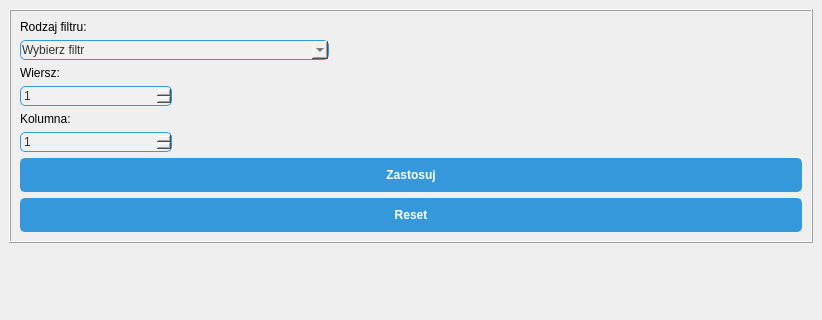
Before: the Qt Designer form 2d_dct_window.ui in dominik200029/Praca-dyplomowa, drawn with Qt 5; both pictures show x 0 to 822 and y 0 to 320 of the 822 by 1201 pixel window.
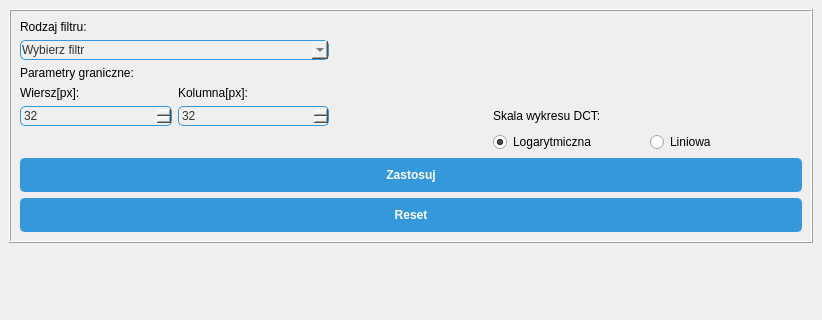
After: the same form once the commit is applied.

The edit to the form file:
```diff
--- a/2d_dct_window.ui
+++ b/2d_dct_window.ui
@@ -27,118 +27,6 @@
        <enum>QFrame::Raised</enum>
       </property>
       <layout class="QGridLayout" name="gridLayout_5">
-       <item row="9" column="0">
-        <widget class="QSpinBox" name="column">
-         <property name="styleSheet">
-          <string notr="true">QSpinBox
- {
-    /* Background color */
-    background-color: #f0f0f0;
-    /* Border */
-    border: 1px solid #3498db;
-    border-radius: 5px;
-    /* Text color */
-    color: #333;
-    /* Padding */
-    padding: 1px;
-}
-QSpinBox:disabled {
-    color: gray;           /* Text color when disabled */
-    background-color: #f0f0f0;  /* Background color when disabled */
-    border: 1px solid #d4d4d4; /* Border color when disabled */
-}</string>
-         </property>
-         <property name="minimum">
-          <number>1</number>
-         </property>
-         <property name="maximum">
-          <number>64</number>
-         </property>
-        </widget>
-       </item>
-       <item row="11" column="0" colspan="5">
-        <widget class="QPushButton" name="apply_button">
-         <property name="styleSheet">
-          <string notr="true">QPushButton {
-    /* Set the default appearance for the push button */
-    background-color: #3498db;
-    border: 2px solid #3498db;
-    border-radius: 5px;
-    color: #fff;
-    padding: 8px 12px;
-    font-weight: bold;
-}
-
-QPushButton:hover {
-    /* Change style when the mouse hovers over the button */
-    background-color: #207dbb;
-    border: 2px solid #207dbb;
-}
-
-QPushButton:pressed {
-    /* Change style when the button is pressed */
-    background-color: #266197;
-    border: 2px solid #266197;
-}
-</string>
-         </property>
-         <property name="text">
-          <string>Zastosuj</string>
-         </property>
-        </widget>
-       </item>
-       <item row="12" column="0" colspan="5">
-        <widget class="QPushButton" name="reset_button">
-         <property name="styleSheet">
-          <string notr="true">QPushButton {
-    /* Set the default appearance for the push button */
-    background-color: #3498db;
-    border: 2px solid #3498db;
-    border-radius: 5px;
-    color: #fff;
-    padding: 8px 12px;
-    font-weight: bold;
-}
-
-QPushButton:hover {
-    /* Change style when the mouse hovers over the button */
-    background-color: #207dbb;
-    border: 2px solid #207dbb;
-}
-
-QPushButton:pressed {
-    /* Change style when the button is pressed */
-    background-color: #266197;
-    border: 2px solid #266197;
-}</string>
-         </property>
-         <property name="text">
-          <string>Reset</string>
-         </property>
-        </widget>
-       </item>
-       <item row="7" column="0">
-        <widget class="QLabel" name="column_label">
-         <property name="styleSheet">
-          <string notr="true">QLabel{
-font: 75 italic 10pt &quot;Century Gothic&quot;;}</string>
-         </property>
-         <property name="text">
-          <string>Kolumna:</string>
-         </property>
-        </widget>
-       </item>
-       <item row="3" column="0">
-        <widget class="QLabel" name="row_label">
-         <property name="styleSheet">
-          <string notr="true">QLabel{
-font: 75 italic 10pt &quot;Century Gothic&quot;;}</string>
-         </property>
-         <property name="text">
-          <string>Wiersz:</string>
-         </property>
-        </widget>
-       </item>
        <item row="0" column="0">
         <widget class="QLabel" name="filters_label">
          <property name="styleSheet">
@@ -150,32 +38,100 @@
          </property>
         </widget>
        </item>
-       <item row="6" column="0">
-        <widget class="QSpinBox" name="row">
+       <item row="13" column="0" colspan="5">
+        <widget class="QPushButton" name="reset_button">
          <property name="styleSheet">
-          <string notr="true">QSpinBox
- {
-    /* Background color */
-    background-color: #f0f0f0;
-    /* Border */
-    border: 1px solid #3498db;
+          <string notr="true">QPushButton {
+    /* Set the default appearance for the push button */
+    background-color: #3498db;
+    border: 2px solid #3498db;
     border-radius: 5px;
-    /* Text color */
-    color: #333;
-    /* Padding */
-    padding: 1px;
+    color: #fff;
+    padding: 8px 12px;
+    font-weight: bold;
 }
-QSpinBox:disabled {
-    color: gray;           /* Text color when disabled */
-    background-color: #f0f0f0;  /* Background color when disabled */
-    border: 1px solid #d4d4d4; /* Border color when disabled */
+
+QPushButton:hover {
+    /* Change style when the mouse hovers over the button */
+    background-color: #207dbb;
+    border: 2px solid #207dbb;
+}
+
+QPushButton:pressed {
+    /* Change style when the button is pressed */
+    background-color: #266197;
+    border: 2px solid #266197;
 }</string>
          </property>
-         <property name="minimum">
-          <number>1</number>
+         <property name="text">
+          <string>Reset</string>
          </property>
-         <property name="maximum">
-          <number>64</number>
+        </widget>
+       </item>
+       <item row="12" column="0" colspan="5">
+        <widget class="QPushButton" name="apply_button">
+         <property name="styleSheet">
+          <string notr="true">QPushButton {
+    /* Set the default appearance for the push button */
+    background-color: #3498db;
+    border: 2px solid #3498db;
+    border-radius: 5px;
+    color: #fff;
+    padding: 8px 12px;
+    font-weight: bold;
+}
+
+QPushButton:hover {
+    /* Change style when the mouse hovers over the button */
+    background-color: #207dbb;
+    border: 2px solid #207dbb;
+}
+
+QPushButton:pressed {
+    /* Change style when the button is pressed */
+    background-color: #266197;
+    border: 2px solid #266197;
+}
+</string>
+         </property>
+         <property name="text">
+          <string>Zastosuj</string>
+         </property>
+        </widget>
+       </item>
+       <item row="8" column="3">
+        <widget class="QLabel" name="label_2">
+         <property name="styleSheet">
+          <string notr="true">QLabel{
+font: 75 italic 10pt &quot;Century Gothic&quot;;}</string>
+         </property>
+         <property name="text">
+          <string>Skala wykresu DCT:</string>
+         </property>
+        </widget>
+       </item>
+       <item row="9" column="3">
+        <widget class="QRadioButton" name="log_radio_button">
+         <property name="styleSheet">
+          <string notr="true">QRadioButton{
+font: 75 italic 9pt &quot;Century Gothic&quot;;}</string>
+         </property>
+         <property name="text">
+          <string>Logarytmiczna</string>
+         </property>
+         <property name="checked">
+          <bool>true</bool>
+         </property>
+        </widget>
+       </item>
+       <item row="9" column="4">
+        <widget class="QRadioButton" name="linear_radio_button">
+         <property name="styleSheet">
+          <string notr="true">QRadioButton{
+font: 75 italic 9pt &quot;Century Gothic&quot;;}</string>
+         </property>
+         <property name="text">
+          <string>Liniowa</string>
          </property>
         </widget>
        </item>
@@ -221,6 +177,103 @@
          </item>
         </widget>
        </item>
+       <item row="2" column="0">
+        <widget class="QLabel" name="label">
+         <property name="styleSheet">
+          <string notr="true">QLabel{
+font: 75 italic 10pt &quot;Century Gothic&quot;;}</string>
+         </property>
+         <property name="text">
+          <string>Parametry graniczne:</string>
+         </property>
+        </widget>
+       </item>
+       <item row="7" column="0">
+        <widget class="QLabel" name="row_label">
+         <property name="styleSheet">
+          <string notr="true">QLabel{
+font: 75 italic 9pt &quot;Century Gothic&quot;;}</string>
+         </property>
+         <property name="text">
+          <string>Wiersz[px]:</string>
+         </property>
+        </widget>
+       </item>
+       <item row="7" column="1">
+        <widget class="QLabel" name="column_label">
+         <property name="styleSheet">
+          <string notr="true">QLabel{
+font: 75 italic 9pt &quot;Century Gothic&quot;;}</string>
+         </property>
+         <property name="text">
+          <string>Kolumna[px]:</string>
+         </property>
+        </widget>
+       </item>
+       <item row="8" column="0">
+        <widget class="QSpinBox" name="row">
+         <property name="styleSheet">
+          <string notr="true">QSpinBox
+ {
+    /* Background color */
+    background-color: #f0f0f0;
+    /* Border */
+    border: 1px solid #3498db;
+    border-radius: 5px;
+    /* Text color */
+    color: #333;
+    /* Padding */
+    padding: 1px;
+}
+QSpinBox:disabled {
+    color: gray;           /* Text color when disabled */
+    background-color: #f0f0f0;  /* Background color when disabled */
+    border: 1px solid #d4d4d4; /* Border color when disabled */
+}</string>
+         </property>
+         <property name="minimum">
+          <number>1</number>
+         </property>
+         <property name="maximum">
+          <number>64</number>
+         </property>
+         <property name="value">
+          <number>32</number>
+         </property>
+        </widget>
+       </item>
+       <item row="8" column="1">
+        <widget class="QSpinBox" name="column">
+         <property name="styleSheet">
+          <string notr="true">QSpinBox
+ {
+    /* Background color */
+    background-color: #f0f0f0;
+    /* Border */
+    border: 1px solid #3498db;
+    border-radius: 5px;
+    /* Text color */
+    color: #333;
+    /* Padding */
+    padding: 1px;
+}
+QSpinBox:disabled {
+    color: gray;           /* Text color when disabled */
+    background-color: #f0f0f0;  /* Background color when disabled */
+    border: 1px solid #d4d4d4; /* Border color when disabled */
+}</string>
+         </property>
+         <property name="minimum">
+          <number>1</number>
+         </property>
+         <property name="maximum">
+          <number>64</number>
+         </property>
+         <property name="value">
+          <number>32</number>
+         </property>
+        </widget>
+       </item>
       </layout>
      </widget>
     </item>
```
